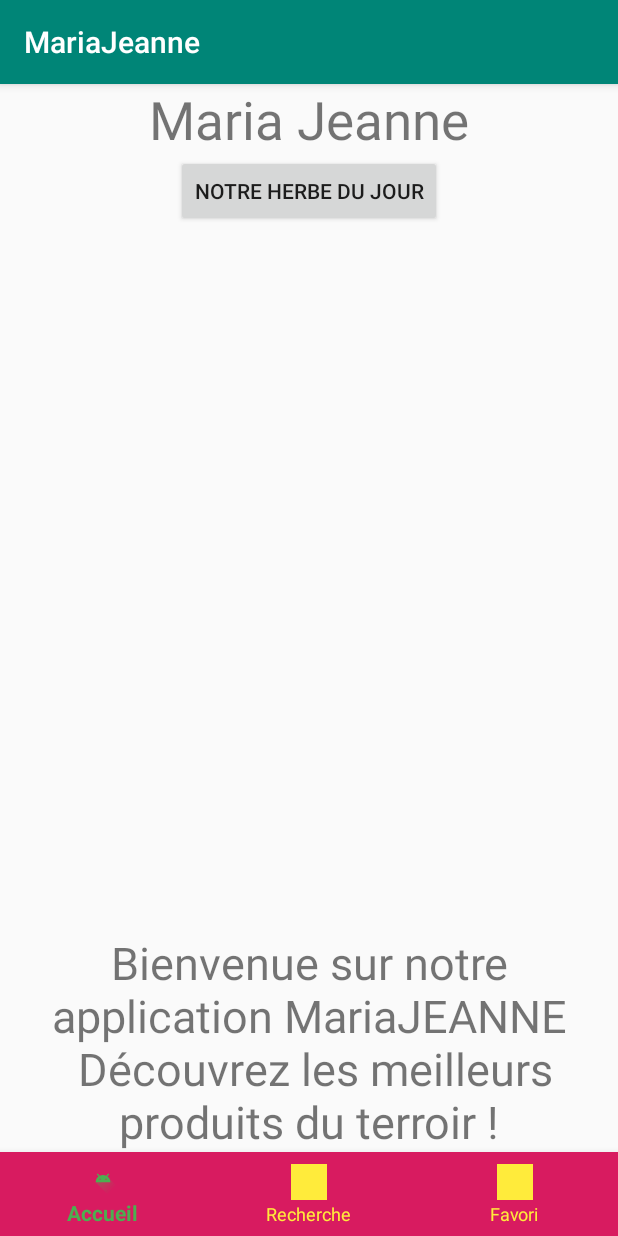
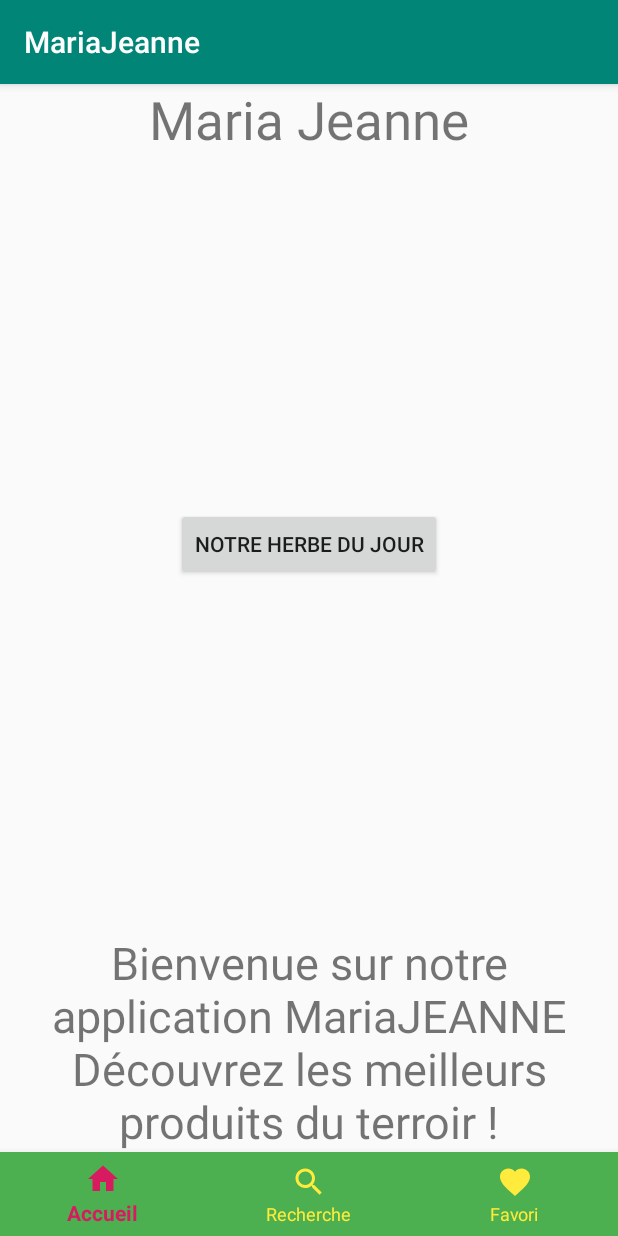
Before and after one commit to Maxouuille/MariaJeanne, an Android app: the screen it shows after launch (MainActivity), on a phone screen of 412 x 824 dp. Run offline under Robolectric (Android 15) with nearby library versions, the phone set to English and light mode, and no system bars.

Commit message:
Modif graphique

```diff
--- a/app/src/main/java/com/example/mariajeanne/views/ResearchActivity.java
+++ b/app/src/main/java/com/example/mariajeanne/views/ResearchActivity.java
@@ -16,7 +16,6 @@ public class ResearchActivity extends AppCompatActivity {
         public boolean onNavigationItemSelected(@NonNull MenuItem item) {
             switch (item.getItemId()){
                 case R.id.action_home:
-                    "zefjdofvne";
                     Intent intentMain = new Intent(ResearchActivity.this, MainActivity.class);
                     startActivity(intentMain);
                     return true;
--- a/app/src/main/res/drawable/bottom_navigation_colors.xml
+++ b/app/src/main/res/drawable/bottom_navigation_colors.xml
@@ -2,7 +2,7 @@
 <selector xmlns:android="http://schemas.android.com/apk/res/android">
     <item
         android:state_checked="true"
-        android:color="@color/bn_checked"/>
+        android:color="@color/colorAccent"/>
     <item
         android:state_checked="false"
         android:color="@color/bn_unchecked"/>
--- /dev/null
+++ b/app/src/main/res/drawable/ic_favorite_black_24dp.xml
@@ -0,0 +1,9 @@
+<vector xmlns:android="http://schemas.android.com/apk/res/android"
+        android:width="24dp"
+        android:height="24dp"
+        android:viewportWidth="24.0"
+        android:viewportHeight="24.0">
+    <path
+        android:fillColor="#FF000000"
+        android:pathData="M12,21.35l-1.45,-1.32C5.4,15.36 2,12.28 2,8.5 2,5.42 4.42,3 7.5,3c1.74,0 3.41,0.81 4.5,2.09C13.09,3.81 14.76,3 16.5,3 19.58,3 22,5.42 22,8.5c0,3.78 -3.4,6.86 -8.55,11.54L12,21.35z"/>
+</vector>
--- /dev/null
+++ b/app/src/main/res/drawable/ic_home_black_24dp.xml
@@ -0,0 +1,9 @@
+<vector xmlns:android="http://schemas.android.com/apk/res/android"
+        android:width="24dp"
+        android:height="24dp"
+        android:viewportWidth="24.0"
+        android:viewportHeight="24.0">
+    <path
+        android:fillColor="#FF000000"
+        android:pathData="M10,20v-6h4v6h5v-8h3L12,3 2,12h3v8z"/>
+</vector>
--- /dev/null
+++ b/app/src/main/res/drawable/ic_search_black_24dp.xml
@@ -0,0 +1,9 @@
+<vector xmlns:android="http://schemas.android.com/apk/res/android"
+        android:width="24dp"
+        android:height="24dp"
+        android:viewportWidth="24.0"
+        android:viewportHeight="24.0">
+    <path
+        android:fillColor="#FF000000"
+        android:pathData="M15.5,14h-0.79l-0.28,-0.27C15.41,12.59 16,11.11 16,9.5 16,5.91 13.09,3 9.5,3S3,5.91 3,9.5 5.91,16 9.5,16c1.61,0 3.09,-0.59 4.23,-1.57l0.27,0.28v0.79l5,4.99L20.49,19l-4.99,-5zM9.5,14C7.01,14 5,11.99 5,9.5S7.01,5 9.5,5 14,7.01 14,9.5 11.99,14 9.5,14z"/>
+</vector>
--- a/app/src/main/res/layout/activity_main.xml
+++ b/app/src/main/res/layout/activity_main.xml
@@ -10,10 +10,11 @@
         android:layout_width="wrap_content"
         android:layout_height="wrap_content"
         android:id="@+id/activity_main_title"
-        android:text="Maria Jeanne"
-        android:textSize="35dp"
+        android:text="@string/main_title"
+        android:textSize="35sp"
         app:layout_constraintStart_toStartOf="parent"
-        app:layout_constraintEnd_toEndOf="parent" />
+        app:layout_constraintEnd_toEndOf="parent"
+        app:layout_constraintTop_toTopOf="parent"/>
 
     <ImageView
         android:layout_width="wrap_content"
@@ -28,10 +29,11 @@
         android:layout_width="wrap_content"
         android:id="@+id/activity_main_random_mj_btn"
         android:layout_height="wrap_content"
-        android:text="Notre Herbe du Jour"
+        android:text="@string/main_hint"
         app:layout_constraintStart_toStartOf="parent"
         app:layout_constraintEnd_toEndOf="parent"
-        app:layout_constraintTop_toBottomOf="@id/activty_main_img"/>
+        app:layout_constraintTop_toBottomOf="@id/activty_main_img"
+        app:layout_constraintBottom_toTopOf="@id/activity_main_detail"/>
 
     <TextView
         android:layout_width="wrap_content"
@@ -39,17 +41,17 @@
         android:id="@+id/activity_main_detail"
         app:layout_constraintStart_toStartOf="parent"
         app:layout_constraintEnd_toEndOf="parent"
-        android:textSize="30dp"
+        android:textSize="30sp"
         android:textAlignment="center"
         android:maxLines="4"
         app:layout_constraintBottom_toTopOf="@+id/bottom_navigation_bar"
-        android:text="Bienvenue sur notre application MariaJEANNE\n Découvrez les meilleurs produits du terroir !"
+        android:text="@string/main_text"
         />
     <android.support.design.widget.BottomNavigationView
         android:layout_width="match_parent"
         android:id="@+id/bottom_navigation_bar"
         android:layout_height="wrap_content"
-        android:background="@color/colorAccent"
+        android:background="@color/bn_checked"
         app:itemIconTint="@drawable/bottom_navigation_colors"
         app:itemTextColor="@drawable/bottom_navigation_colors"
         app:layout_constraintBottom_toBottomOf="parent"
--- a/app/src/main/res/menu/bottom_navigation_menu.xml
+++ b/app/src/main/res/menu/bottom_navigation_menu.xml
@@ -5,21 +5,21 @@
     <item
         android:id="@+id/action_home"
         android:enabled="true"
-        android:icon="@drawable/ic_launcher_foreground"
+        android:icon="@drawable/ic_home_black_24dp"
         android:title="@string/bottom_navigation_menu_home"
         app:showAsAction="ifRoom" />
 
     <item
         android:id="@+id/action_search"
         android:enabled="true"
-        android:icon="@drawable/ic_launcher_background"
+        android:icon="@drawable/ic_search_black_24dp"
         android:title="@string/bottom_navigation_menu_search"
         app:showAsAction="ifRoom" />
 
     <item
         android:id="@+id/action_favorite"
         android:enabled="true"
-        android:icon="@drawable/ic_launcher_background"
+        android:icon="@drawable/ic_favorite_black_24dp"
         android:title="@string/bottom_navigation_menu_favorite"
         app:showAsAction="ifRoom" />
 
--- a/app/src/main/res/values/strings.xml
+++ b/app/src/main/res/values/strings.xml
@@ -10,4 +10,7 @@
     <string name="activity_research_effect">Effet</string>
     <string name="activity_research_flavour">Gout</string>
     <string name="activity_research_validate">Valider</string>
+    <string name="main_title">Maria Jeanne</string>
+    <string name="main_hint">Notre Herbe du Jour</string>
+    <string name="main_text">Bienvenue sur notre application MariaJEANNE  Découvrez les meilleurs produits du terroir !</string>
 </resources>
--- a/app/src/main/res/values/styles.xml
+++ b/app/src/main/res/values/styles.xml
@@ -5,7 +5,7 @@
         <!-- Customize your theme here. -->
         <item name="colorPrimary">@color/colorPrimary</item>
         <item name="colorPrimaryDark">@color/colorPrimaryDark</item>
-        <item name="colorAccent">@color/colorAccent</item>
+        <item name="colorAccent">@color/bn_checked</item>
     </style>
 
 </resources>
```
Also changed, not shown: app/src/main/res/drawable/mjcell.png (added), app/src/main/res/drawable/mjhome.jpg (added).
